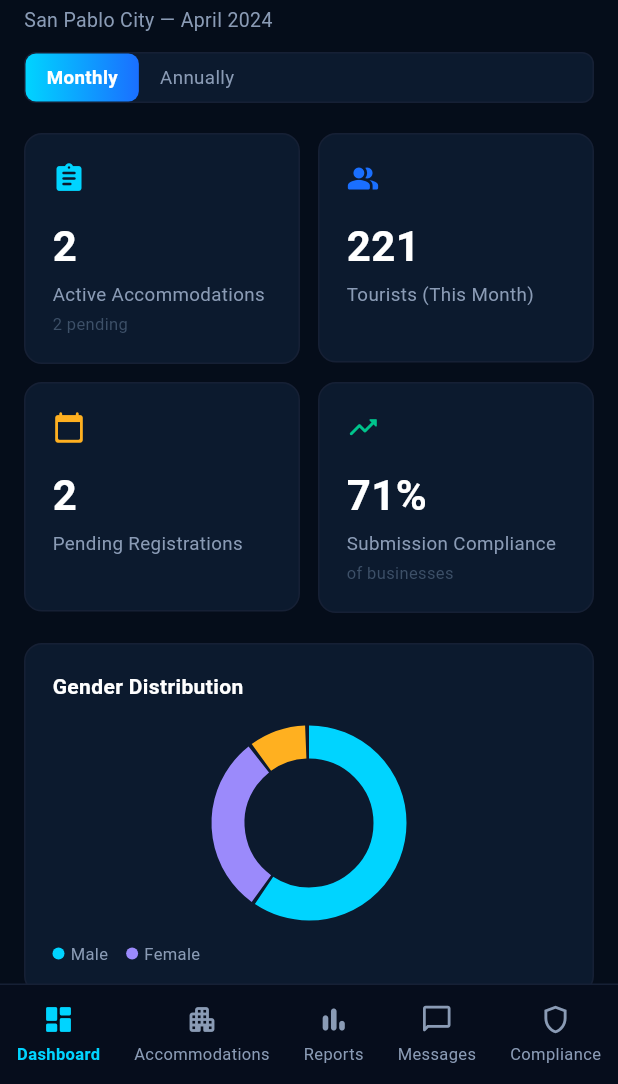
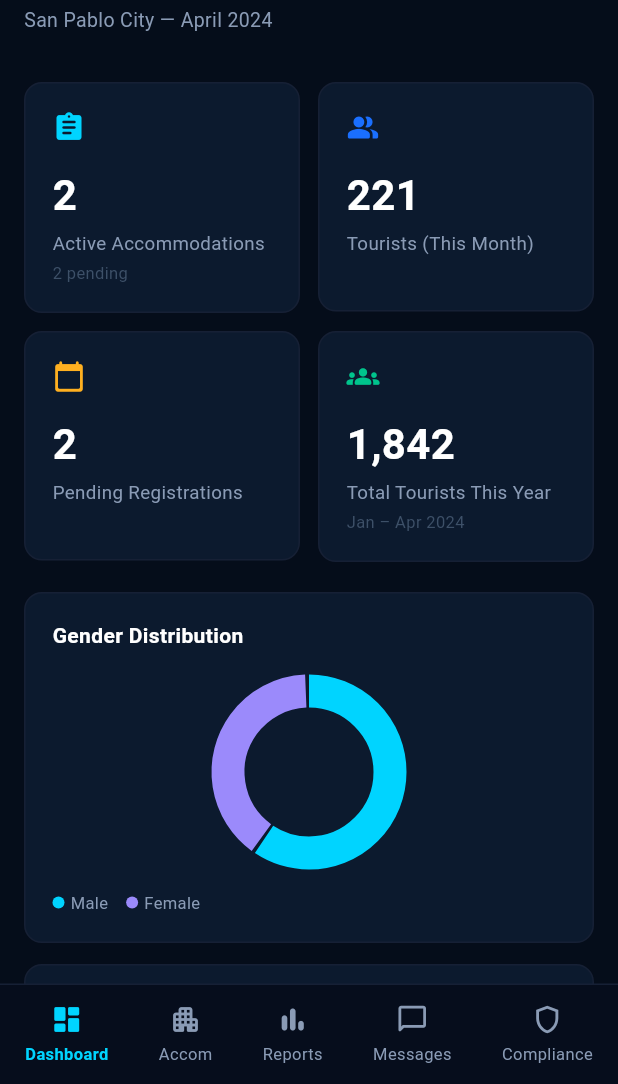
Before and after one commit to MiksDev04/tourism_app, a Flutter app: the AdminDashboardPage screen opened by its route, on a phone screen of 412 x 824 dp, the part 152-1236 px from its top. Run offline on Flutter 3.47's test engine with Material 3 defaults, Android fonts, the phone set to English and light mode, and no system bars; our stand-ins replace open_file; missing offline and left inert: window_manager.

Commit message:
Haynakooo umayyy

```diff
--- a/lib/ui/admin/pages/admin_compliance_page.dart
+++ b/lib/ui/admin/pages/admin_compliance_page.dart
@@ -171,7 +171,7 @@ class _AdminCompliancePageState extends State<AdminCompliancePage> {
   @override
   Widget build(BuildContext context) {
     return AdminLayout(
-      title: 'Compliance Tracker',
+      title: 'Compliance',
       selectedIndex: 4,
       onNavSelected: (_) {},
       child: Padding(
--- a/lib/ui/admin/pages/admin_dashboard_page.dart
+++ b/lib/ui/admin/pages/admin_dashboard_page.dart
@@ -13,7 +13,6 @@ class AdminDashboardPage extends StatefulWidget {
 }
 
 class _AdminDashboardPageState extends State<AdminDashboardPage> {
-  bool _isMonthly = true;
 
   @override
   Widget build(BuildContext context) {
@@ -31,8 +30,6 @@ class _AdminDashboardPageState extends State<AdminDashboardPage> {
               crossAxisAlignment: CrossAxisAlignment.start,
               children: [
                 _DashboardHeader(
-                  isMonthly: _isMonthly,
-                  onToggle: (v) => setState(() => _isMonthly = v),
                   isNarrow: isNarrow,
                 ),
                 const SizedBox(height: 20),
@@ -56,13 +53,9 @@ class _AdminDashboardPageState extends State<AdminDashboardPage> {
 
 class _DashboardHeader extends StatelessWidget {
   const _DashboardHeader({
-    required this.isMonthly,
-    required this.onToggle,
     required this.isNarrow,
   });
 
-  final bool isMonthly;
-  final ValueChanged<bool> onToggle;
   final bool isNarrow;
 
   @override
@@ -90,7 +83,6 @@ class _DashboardHeader extends StatelessWidget {
             ],
           ),
           const SizedBox(height: 12),
-          _TogglePill(isMonthly: isMonthly, onToggle: onToggle),
         ],
       );
     }
@@ -116,84 +108,13 @@ class _DashboardHeader extends StatelessWidget {
           ],
         ),
         const Spacer(),
-        _TogglePill(isMonthly: isMonthly, onToggle: onToggle),
       ],
     );
   }
 }
 
-class _TogglePill extends StatelessWidget {
-  const _TogglePill({required this.isMonthly, required this.onToggle});
 
-  final bool isMonthly;
-  final ValueChanged<bool> onToggle;
 
-  @override
-  Widget build(BuildContext context) {
-    return Container(
-      decoration: BoxDecoration(
-        color: AppColors.cardBackground,
-        borderRadius: BorderRadius.circular(8),
-        border: Border.all(color: AppColors.cardBorder),
-      ),
-      child: Row(
-        children: [
-          _PillTab(
-            label: 'Monthly',
-            isActive: isMonthly,
-            onTap: () => onToggle(true),
-          ),
-          _PillTab(
-            label: 'Annually',
-            isActive: !isMonthly,
-            onTap: () => onToggle(false),
-          ),
-        ],
-      ),
-    );
-  }
-}
-
-class _PillTab extends StatelessWidget {
-  const _PillTab({
-    required this.label,
-    required this.isActive,
-    required this.onTap,
-  });
-
-  final String label;
-  final bool isActive;
-  final VoidCallback onTap;
-
-  @override
-  Widget build(BuildContext context) {
-    return GestureDetector(
-      onTap: onTap,
-      child: AnimatedContainer(
-        duration: const Duration(milliseconds: 200),
-        padding: const EdgeInsets.symmetric(horizontal: 14, vertical: 7),
-        decoration: BoxDecoration(
-          gradient: isActive
-              ? const LinearGradient(
-                  colors: [AppColors.gradientStart, AppColors.gradientEnd],
-                )
-              : null,
-          borderRadius: BorderRadius.circular(7),
-        ),
-        child: Text(
-          label,
-          style: TextStyle(
-            color: isActive ? Colors.white : AppColors.textGray,
-            fontSize: 12.5,
-            fontWeight: isActive ? FontWeight.w600 : FontWeight.w400,
-          ),
-        ),
-      ),
-    );
-  }
-}
-
-// ─── Stat Cards ───────────────────────────────────────────────────────────────
 
 // ─── Stat Cards ───────────────────────────────────────────────────────────────
 
@@ -224,11 +145,11 @@ class _StatCards extends StatelessWidget {
       label: 'Pending Registrations',
     ),
     _StatCardData(
-      icon: Icons.trending_up_rounded,
+      icon: Icons.groups_rounded,
       iconColor: AppColors.accentGreen,
-      value: '71%',
-      label: 'Submission Compliance',
-      sub: 'of businesses',
+      value: '1,842',
+      label: 'Total Tourists This Year',
+      sub: 'Jan – Apr 2024',
     ),
   ];
 
@@ -364,14 +285,9 @@ class _DonutChartsRow extends StatelessWidget {
                     label: 'Male (60%)',
                   ),
                   _Segment(
-                    value: 0.3,
+                    value: 0.4,
                     color: AppColors.chartPurple,
-                    label: 'Female (30%)',
-                  ),
-                  _Segment(
-                    value: 0.1,
-                    color: AppColors.chartOrange,
-                    label: 'Other (10%)',
+                    label: 'Female (40%)',
                   ),
                 ],
                 size: 130,
@@ -709,7 +625,7 @@ class _RegionBarState extends State<_RegionBar>
       child: AnimatedContainer(
         duration: const Duration(milliseconds: 200),
         transform: _isHovered
-            ? Matrix4.translationValues(4, 0, 0) // FIXED: Use translationValues
+            ? Matrix4.translationValues(4, 0, 0)
             : Matrix4.identity(),
         child: Row(
           children: [
@@ -849,7 +765,6 @@ class _DonutChartState extends State<_DonutChart>
                 );
               },
             ),
-            // Tooltip on hover - simplified tooltip display
             if (_hoveredIndex != -1 &&
                 widget.segments[_hoveredIndex].label != null)
               Container(
@@ -896,7 +811,6 @@ class _DonutPainter extends CustomPainter {
       final seg = segments[i];
       final sweepAngle = seg.value * 2 * math.pi * animationValue;
 
-      // Adjust stroke width for hover effect
       final currentStrokeWidth = (hoveredIndex == i)
           ? strokeWidth + 4
           : strokeWidth;
@@ -919,7 +833,6 @@ class _DonutPainter extends CustomPainter {
 }
 
 // ─── Chart: Bar ───────────────────────────────────────────────────────────────
-// ─── Chart: Bar ───────────────────────────────────────────────────────────────
 
 class _BarChart extends StatefulWidget {
   const _BarChart();
@@ -931,32 +844,12 @@ class _BarChart extends StatefulWidget {
 class _BarChartState extends State<_BarChart>
     with SingleTickerProviderStateMixin {
   static const _months = [
-    'Jan',
-    'Feb',
-    'Mar',
-    'Apr',
-    'May',
-    'Jun',
-    'Jul',
-    'Aug',
-    'Sep',
-    'Oct',
-    'Nov',
-    'Dec',
+    'Jan', 'Feb', 'Mar', 'Apr', 'May', 'Jun',
+    'Jul', 'Aug', 'Sep', 'Oct', 'Nov', 'Dec',
   ];
   static const _values = [
-    130.0,
-    140.0,
-    155.0,
-    160.0,
-    180.0,
-    210.0,
-    240.0,
-    250.0,
-    245.0,
-    280.0,
-    270.0,
-    360.0,
+    130.0, 140.0, 155.0, 160.0, 180.0, 210.0,
+    240.0, 250.0, 245.0, 280.0, 270.0, 360.0,
   ];
 
   late AnimationController _controller;
@@ -1080,35 +973,21 @@ class _BarPainter extends CustomPainter {
 
     const textStyle = TextStyle(color: AppColors.textSubtle, fontSize: 10);
 
-    // Y grid lines & labels
     for (final yv in yLabels) {
       final y = chartH - (yv / maxVal) * chartH;
       canvas.drawLine(Offset(leftPad, y), Offset(size.width, y), gridPaint);
-      _drawText(
-        canvas,
-        '${yv.toInt()}',
-        Offset(0, y - 6),
-        textStyle,
-        size.width,
-      );
+      _drawText(canvas, '${yv.toInt()}', Offset(0, y - 6), textStyle, size.width);
     }
 
-    // Bars
     final barW = chartW / months.length * 0.5;
     final gap = chartW / months.length;
 
     for (int i = 0; i < months.length; i++) {
       final x = leftPad + gap * i + gap / 2 - barW / 2;
       final animatedHeight = (values[i] / maxVal) * chartH * animationValue;
-      final rect = Rect.fromLTWH(
-        x,
-        chartH - animatedHeight,
-        barW,
-        animatedHeight,
-      );
+      final rect = Rect.fromLTWH(x, chartH - animatedHeight, barW, animatedHeight);
 
       final isHovered = hoveredBarIndex == i;
-      final barColor = isHovered ? AppColors.chartCyan : AppColors.chartBlue;
 
       final paint = Paint()
         ..shader = LinearGradient(
@@ -1128,16 +1007,8 @@ class _BarPainter extends CustomPainter {
         paint,
       );
 
-      // Month label
-      _drawText(
-        canvas,
-        months[i],
-        Offset(x - 4, size.height - 14),
-        textStyle,
-        size.width,
-      );
+      _drawText(canvas, months[i], Offset(x - 4, size.height - 14), textStyle, size.width);
 
-      // Draw tooltip if hovered
       if (isHovered && animatedHeight > 0) {
         final tooltipText = '${values[i].toInt()} visitors';
         final textPainter = TextPainter(
@@ -1155,7 +1026,6 @@ class _BarPainter extends CustomPainter {
         final tooltipX = x + barW / 2 - textPainter.width / 2;
         final tooltipY = chartH - animatedHeight - 22;
 
-        // Only draw if tooltip would be visible
         if (tooltipY > 0) {
           final tooltipRect = RRect.fromRectAndRadius(
             Rect.fromLTWH(
@@ -1179,13 +1049,7 @@ class _BarPainter extends CustomPainter {
     }
   }
 
-  void _drawText(
-    Canvas canvas,
-    String text,
-    Offset offset,
-    TextStyle style,
-    double maxWidth,
-  ) {
+  void _drawText(Canvas canvas, String text, Offset offset, TextStyle style, double maxWidth) {
     final tp = TextPainter(
       text: TextSpan(text: text, style: style),
       textDirection: TextDirection.ltr,
@@ -1205,7 +1069,7 @@ class _BarPainter extends CustomPainter {
 class _GaugeChart extends StatefulWidget {
   const _GaugeChart({required this.value});
 
-  final double value; // 0.0 - 1.0
+  final double value;
 
   @override
   State<_GaugeChart> createState() => _GaugeChartState();
@@ -1292,10 +1156,7 @@ class _GaugeChartState extends State<_GaugeChart>
               ),
               if (_isHovered)
                 Container(
-                  padding: const EdgeInsets.symmetric(
-                    horizontal: 8,
-                    vertical: 4,
-                  ),
+                  padding: const EdgeInsets.symmetric(horizontal: 8, vertical: 4),
                   decoration: BoxDecoration(
                     color: Colors.black87,
                     borderRadius: BorderRadius.circular(4),
@@ -1326,7 +1187,6 @@ class _GaugePainter extends CustomPainter {
     const strokeW = 20.0;
     final rect = Rect.fromCircle(center: center, radius: radius);
 
-    // Background track
     canvas.drawArc(
       rect,
       0,
@@ -1338,7 +1198,6 @@ class _GaugePainter extends CustomPainter {
         ..strokeWidth = strokeW,
     );
 
-    // Value arc with glow effect on hover
     final valuePaint = Paint()
       ..color = isHovered
           ? AppColors.chartGreen.withOpacity(0.9)
--- a/lib/ui/shared/layouts/admin_layout.dart
+++ b/lib/ui/shared/layouts/admin_layout.dart
@@ -12,6 +12,8 @@ import '../../../router/app_router.dart';
 //     onNavSelected: (i) { ... },
 //     child: YourPageContent(),
 //   )
+
+
 
 class AdminLayout extends StatelessWidget {
   const AdminLayout({
@@ -95,6 +97,7 @@ class AdminBottomNavBar extends StatelessWidget {
   final int selectedIndex;
   final ValueChanged<int> onItemSelected;
 
+
   // Reuse the same nav items from AdminSidebar
   static const _navItems = [
     NavItem(
@@ -131,6 +134,7 @@ class AdminBottomNavBar extends StatelessWidget {
 
   @override
   Widget build(BuildContext context) {
+
     return Container(
       decoration: BoxDecoration(
         color: AppColors.sidebarBg,
@@ -171,6 +175,9 @@ class _BottomNavTile extends StatelessWidget {
 
   @override
   Widget build(BuildContext context) {
+
+    final isMobile = MediaQuery.of(context).size.width < 600;
+
     return Material(
       color: Colors.transparent,
       child: InkWell(
@@ -189,7 +196,7 @@ class _BottomNavTile extends StatelessWidget {
               ),
               const SizedBox(height: 4),
               Text(
-                item.label,
+                (item.label == 'Accommodations' && isMobile) ? 'Accom' : item.label,
                 style: TextStyle(
                   color: isSelected
                       ? AppColors.primaryCyan
```
Also changed, not shown: lib/ui/admin/pages/admin_reports_page.dart (+86 -20 lines).
